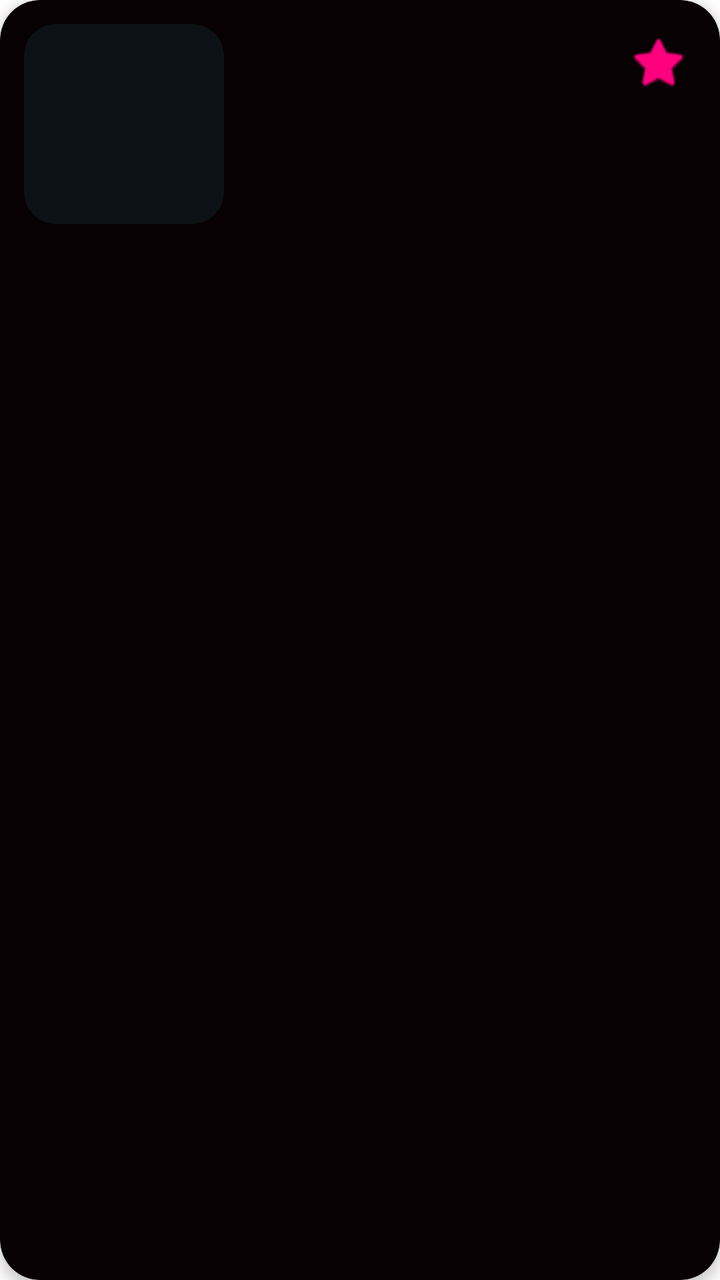
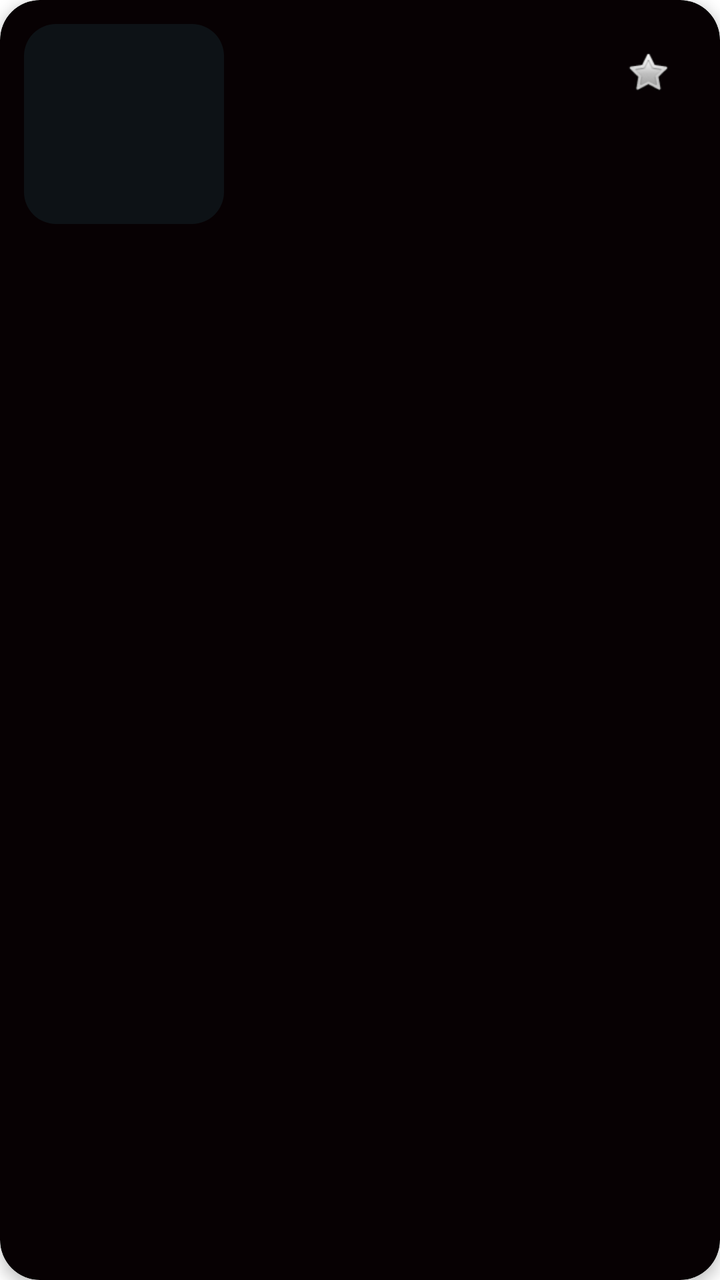

The first picture is an Android layout as it rendered before a commit; the second is the same layout after the commit. The layout source and the unified diff follow.
<!-- AndroidManifest.xml: application theme Theme.Athenea -->
<!-- res/layout/item_recurso.xml -->
<?xml version="1.0" encoding="utf-8"?>
<com.google.android.material.card.MaterialCardView xmlns:android="http://schemas.android.com/apk/res/android"
    xmlns:app="http://schemas.android.com/apk/res-auto"
    android:layout_width="match_parent"
    android:layout_height="wrap_content"
    android:layout_margin="8dp"
    app:cardBackgroundColor="@color/black_deep"
    app:cardCornerRadius="20dp"
    app:cardElevation="4dp">

    <RelativeLayout
        android:layout_width="match_parent"
        android:layout_height="wrap_content"
        android:padding="12dp">

        <com.google.android.material.imageview.ShapeableImageView
            android:id="@+id/ivRecurso"
            android:layout_width="100dp"
            android:layout_height="100dp"
            android:scaleType="centerCrop"
            android:background="@color/dark_bg"
            app:shapeAppearanceOverlay="@style/RoundedSquare" />

        <LinearLayout
            android:layout_width="match_parent"
            android:layout_height="wrap_content"
            android:orientation="vertical"
            android:layout_toEndOf="@id/ivRecurso"
            android:layout_toStartOf="@+id/btnFavorite"
            android:layout_marginStart="16dp">

            <TextView
                android:id="@+id/tvTitulo"
                android:layout_width="match_parent"
                android:layout_height="wrap_content"
                android:textColor="@color/pink_primary"
                android:textSize="18sp"
                android:textStyle="bold" />

            <TextView
                android:id="@+id/tvTipo"
                android:layout_width="match_parent"
                android:layout_height="wrap_content"
                android:textColor="@color/pink_accent"
                android:textSize="14sp"
                android:textStyle="italic"
                android:layout_marginBottom="4dp"/>

            <TextView
                android:id="@+id/tvDescripcion"
                android:layout_width="match_parent"
                android:layout_height="wrap_content"
                android:textColor="@color/white"
                android:textSize="13sp"
                android:maxLines="2"
                android:ellipsize="end"
                android:lineSpacingExtra="2dp"/>
        </LinearLayout>

        <ImageButton
            android:id="@+id/btnFavorite"
            android:layout_width="30dp"
            android:layout_height="30dp"
            android:layout_alignParentEnd="true"
            android:layout_alignParentTop="true"
            android:layout_margin="4dp"
            android:background="?attr/selectableItemBackgroundBorderless"
            android:src="@android:drawable/btn_star_big_off"
            android:scaleType="fitCenter"
            app:tint="@color/pink_primary" />

    </RelativeLayout>
</com.google.android.material.card.MaterialCardView>
<!-- resources referenced by this layout -->
<resources>
  <color name="black_deep">#070103</color>
  <color name="dark_bg">#0D1216</color>
  <color name="pink_accent">#E19CBB</color>
  <color name="pink_primary">#FF017E</color>
  <color name="white">#FFFFFFFF</color>
  <style name="RoundedSquare">
          <item name="cornerSize">16dp</item>
      </style>
  <style name="Theme.Athenea" parent="Theme.MaterialComponents.DayNight.NoActionBar">
          <item name="colorPrimary">@color/pink_primary</item>
          <item name="colorPrimaryVariant">@color/pink_accent</item>
          <item name="colorOnPrimary">@color/black_deep</item>
          <item name="android:statusBarColor">@color/dark_bg</item>
      </style>
</resources>

<!-- the commit's change to res/layout/item_recurso.xml (unified diff, before → after) -->
@@ -27,7 +27,8 @@
             android:orientation="vertical"
             android:layout_toEndOf="@id/ivRecurso"
             android:layout_toStartOf="@+id/btnFavorite"
-            android:layout_marginStart="16dp">
+            android:layout_marginStart="16dp"
+            android:layout_centerVertical="true">
 
             <TextView
                 android:id="@+id/tvTitulo"
@@ -35,7 +36,9 @@
                 android:layout_height="wrap_content"
                 android:textColor="@color/pink_primary"
                 android:textSize="18sp"
-                android:textStyle="bold" />
+                android:textStyle="bold"
+                android:maxLines="1"
+                android:ellipsize="end" />
 
             <TextView
                 android:id="@+id/tvTipo"
@@ -44,7 +47,9 @@
                 android:textColor="@color/pink_accent"
                 android:textSize="14sp"
                 android:textStyle="italic"
-                android:layout_marginBottom="4dp"/>
+                android:layout_marginBottom="4dp"
+                android:maxLines="1"
+                android:ellipsize="end" />
 
             <TextView
                 android:id="@+id/tvDescripcion"
@@ -59,15 +64,15 @@
 
         <ImageButton
             android:id="@+id/btnFavorite"
-            android:layout_width="30dp"
-            android:layout_height="30dp"
+            android:layout_width="32dp"
+            android:layout_height="32dp"
             android:layout_alignParentEnd="true"
             android:layout_alignParentTop="true"
-            android:layout_margin="4dp"
+            android:layout_margin="8dp"
             android:background="?attr/selectableItemBackgroundBorderless"
-            android:src="@android:drawable/btn_star_big_off"
+            android:padding="4dp"
             android:scaleType="fitCenter"
-            app:tint="@color/pink_primary" />
+            android:src="@android:drawable/btn_star_big_off" />
 
     </RelativeLayout>
 </com.google.android.material.card.MaterialCardView>
